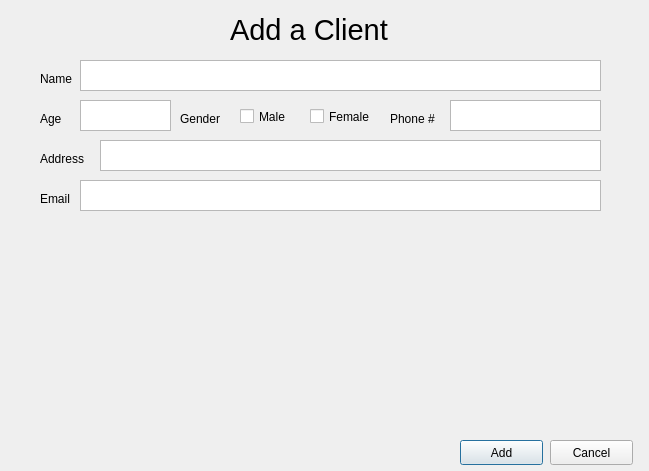
Above: addclientwindow.ui from DevonHope/Animal-Shelter-Registry-System before the change. Below: the same form after it.
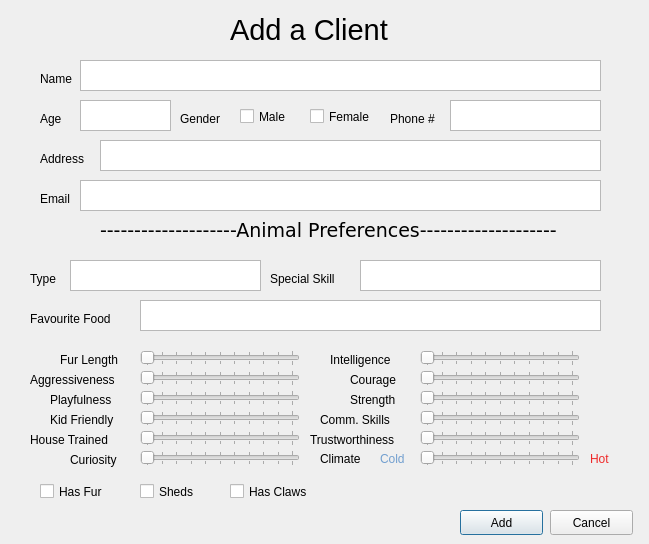
That is the form after the change.

Commit message: Added client preferences, and the editing of files; need to still restrict staff from editing a client's profile and to change architecture style to repository.

The edit to the form file:
```diff
--- a/addclientwindow.ui
+++ b/addclientwindow.ui
@@ -7,7 +7,7 @@
     <x>0</x>
     <y>0</y>
     <width>649</width>
-    <height>471</height>
+    <height>544</height>
    </rect>
   </property>
   <property name="windowTitle">
@@ -43,7 +43,7 @@
    <property name="geometry">
     <rect>
      <x>460</x>
-     <y>440</y>
+     <y>510</y>
      <width>83</width>
      <height>25</height>
     </rect>
@@ -56,7 +56,7 @@
    <property name="geometry">
     <rect>
      <x>550</x>
-     <y>440</y>
+     <y>510</y>
      <width>83</width>
      <height>25</height>
     </rect>
@@ -209,6 +209,738 @@
     <string/>
    </property>
   </widget>
+  <widget class="QLabel" name="label_23">
+   <property name="geometry">
+    <rect>
+     <x>380</x>
+     <y>450</y>
+     <width>31</width>
+     <height>17</height>
+    </rect>
+   </property>
+   <property name="styleSheet">
+    <string notr="true">color: rgb(114, 159, 207);</string>
+   </property>
+   <property name="text">
+    <string>Cold</string>
+   </property>
+  </widget>
+  <widget class="QLabel" name="label_17">
+   <property name="enabled">
+    <bool>true</bool>
+   </property>
+   <property name="geometry">
+    <rect>
+     <x>50</x>
+     <y>410</y>
+     <width>81</width>
+     <height>20</height>
+    </rect>
+   </property>
+   <property name="text">
+    <string>Kid Friendly</string>
+   </property>
+  </widget>
+  <widget class="QSlider" name="intSlider">
+   <property name="enabled">
+    <bool>true</bool>
+   </property>
+   <property name="geometry">
+    <rect>
+     <x>420</x>
+     <y>350</y>
+     <width>160</width>
+     <height>16</height>
+    </rect>
+   </property>
+   <property name="minimumSize">
+    <size>
+     <width>160</width>
+     <height>0</height>
+    </size>
+   </property>
+   <property name="maximum">
+    <number>10</number>
+   </property>
+   <property name="pageStep">
+    <number>5</number>
+   </property>
+   <property name="orientation">
+    <enum>Qt::Horizontal</enum>
+   </property>
+   <property name="tickPosition">
+    <enum>QSlider::TicksBothSides</enum>
+   </property>
+  </widget>
+  <widget class="QLabel" name="label_16">
+   <property name="enabled">
+    <bool>true</bool>
+   </property>
+   <property name="geometry">
+    <rect>
+     <x>350</x>
+     <y>390</y>
+     <width>81</width>
+     <height>20</height>
+    </rect>
+   </property>
+   <property name="text">
+    <string>Strength</string>
+   </property>
+  </widget>
+  <widget class="QLabel" name="label_24">
+   <property name="geometry">
+    <rect>
+     <x>590</x>
+     <y>450</y>
+     <width>31</width>
+     <height>17</height>
+    </rect>
+   </property>
+   <property name="styleSheet">
+    <string notr="true">color: rgb(239, 41, 41);</string>
+   </property>
+   <property name="text">
+    <string>Hot</string>
+   </property>
+  </widget>
+  <widget class="QLabel" name="label_14">
+   <property name="enabled">
+    <bool>true</bool>
+   </property>
+   <property name="geometry">
+    <rect>
+     <x>350</x>
+     <y>370</y>
+     <width>81</width>
+     <height>20</height>
+    </rect>
+   </property>
+   <property name="text">
+    <string>Courage</string>
+   </property>
+  </widget>
+  <widget class="QLabel" name="label_13">
+   <property name="enabled">
+    <bool>true</bool>
+   </property>
+   <property name="geometry">
+    <rect>
+     <x>30</x>
+     <y>370</y>
+     <width>101</width>
+     <height>20</height>
+    </rect>
+   </property>
+   <property name="text">
+    <string>Aggressiveness</string>
+   </property>
+  </widget>
+  <widget class="QPlainTextEdit" name="skillText">
+   <property name="enabled">
+    <bool>true</bool>
+   </property>
+   <property name="geometry">
+    <rect>
+     <x>360</x>
+     <y>260</y>
+     <width>241</width>
+     <height>31</height>
+    </rect>
+   </property>
+  </widget>
+  <widget class="QLabel" name="label_9">
+   <property name="enabled">
+    <bool>true</bool>
+   </property>
+   <property name="geometry">
+    <rect>
+     <x>270</x>
+     <y>270</y>
+     <width>81</width>
+     <height>17</height>
+    </rect>
+   </property>
+   <property name="text">
+    <string>Special Skill</string>
+   </property>
+  </widget>
+  <widget class="QLabel" name="label_8">
+   <property name="geometry">
+    <rect>
+     <x>320</x>
+     <y>450</y>
+     <width>51</width>
+     <height>17</height>
+    </rect>
+   </property>
+   <property name="text">
+    <string>Climate</string>
+   </property>
+  </widget>
+  <widget class="QLabel" name="label_10">
+   <property name="enabled">
+    <bool>true</bool>
+   </property>
+   <property name="geometry">
+    <rect>
+     <x>30</x>
+     <y>310</y>
+     <width>101</width>
+     <height>17</height>
+    </rect>
+   </property>
+   <property name="text">
+    <string>Favourite Food</string>
+   </property>
+  </widget>
+  <widget class="QCheckBox" name="furCheck">
+   <property name="geometry">
+    <rect>
+     <x>40</x>
+     <y>480</y>
+     <width>90</width>
+     <height>23</height>
+    </rect>
+   </property>
+   <property name="text">
+    <string>Has Fur</string>
+   </property>
+  </widget>
+  <widget class="QLabel" name="label_18">
+   <property name="enabled">
+    <bool>true</bool>
+   </property>
+   <property name="geometry">
+    <rect>
+     <x>320</x>
+     <y>410</y>
+     <width>141</width>
+     <height>20</height>
+    </rect>
+   </property>
+   <property name="text">
+    <string>Comm. Skills</string>
+   </property>
+  </widget>
+  <widget class="QLabel" name="label_20">
+   <property name="enabled">
+    <bool>true</bool>
+   </property>
+   <property name="geometry">
+    <rect>
+     <x>310</x>
+     <y>430</y>
+     <width>111</width>
+     <height>20</height>
+    </rect>
+   </property>
+   <property name="text">
+    <string>Trustworthiness</string>
+   </property>
+  </widget>
+  <widget class="QLabel" name="label_15">
+   <property name="enabled">
+    <bool>true</bool>
+   </property>
+   <property name="geometry">
+    <rect>
+     <x>50</x>
+     <y>390</y>
+     <width>91</width>
+     <height>20</height>
+    </rect>
+   </property>
+   <property name="text">
+    <string>Playfulness</string>
+   </property>
+  </widget>
+  <widget class="QLabel" name="label_21">
+   <property name="enabled">
+    <bool>true</bool>
+   </property>
+   <property name="geometry">
+    <rect>
+     <x>70</x>
+     <y>450</y>
+     <width>71</width>
+     <height>20</height>
+    </rect>
+   </property>
+   <property name="text">
+    <string>Curiosity</string>
+   </property>
+  </widget>
+  <widget class="QCheckBox" name="clawsCheck">
+   <property name="geometry">
+    <rect>
+     <x>230</x>
+     <y>480</y>
+     <width>90</width>
+     <height>23</height>
+    </rect>
+   </property>
+   <property name="text">
+    <string>Has Claws</string>
+   </property>
+  </widget>
+  <widget class="QCheckBox" name="shedsCheck">
+   <property name="geometry">
+    <rect>
+     <x>140</x>
+     <y>480</y>
+     <width>90</width>
+     <height>23</height>
+    </rect>
+   </property>
+   <property name="text">
+    <string>Sheds</string>
+   </property>
+  </widget>
+  <widget class="QSlider" name="furLenSlider">
+   <property name="enabled">
+    <bool>true</bool>
+   </property>
+   <property name="geometry">
+    <rect>
+     <x>140</x>
+     <y>350</y>
+     <width>160</width>
+     <height>16</height>
+    </rect>
+   </property>
+   <property name="minimumSize">
+    <size>
+     <width>160</width>
+     <height>0</height>
+    </size>
+   </property>
+   <property name="maximum">
+    <number>10</number>
+   </property>
+   <property name="pageStep">
+    <number>5</number>
+   </property>
+   <property name="orientation">
+    <enum>Qt::Horizontal</enum>
+   </property>
+   <property name="tickPosition">
+    <enum>QSlider::TicksBothSides</enum>
+   </property>
+  </widget>
+  <widget class="QSlider" name="aggressivenessSlider">
+   <property name="enabled">
+    <bool>true</bool>
+   </property>
+   <property name="geometry">
+    <rect>
+     <x>140</x>
+     <y>370</y>
+     <width>160</width>
+     <height>16</height>
+    </rect>
+   </property>
+   <property name="minimumSize">
+    <size>
+     <width>160</width>
+     <height>0</height>
+    </size>
+   </property>
+   <property name="maximum">
+    <number>10</number>
+   </property>
+   <property name="pageStep">
+    <number>5</number>
+   </property>
+   <property name="orientation">
+    <enum>Qt::Horizontal</enum>
+   </property>
+   <property name="tickPosition">
+    <enum>QSlider::TicksBothSides</enum>
+   </property>
+  </widget>
+  <widget class="QSlider" name="houseTrainedSlider">
+   <property name="enabled">
+    <bool>true</bool>
+   </property>
+   <property name="geometry">
+    <rect>
+     <x>140</x>
+     <y>430</y>
+     <width>160</width>
+     <height>16</height>
+    </rect>
+   </property>
+   <property name="minimumSize">
+    <size>
+     <width>160</width>
+     <height>0</height>
+    </size>
+   </property>
+   <property name="maximum">
+    <number>10</number>
+   </property>
+   <property name="pageStep">
+    <number>5</number>
+   </property>
+   <property name="orientation">
+    <enum>Qt::Horizontal</enum>
+   </property>
+   <property name="tickPosition">
+    <enum>QSlider::TicksBothSides</enum>
+   </property>
+  </widget>
+  <widget class="QSlider" name="climateSlider">
+   <property name="enabled">
+    <bool>true</bool>
+   </property>
+   <property name="geometry">
+    <rect>
+     <x>420</x>
+     <y>450</y>
+     <width>160</width>
+     <height>16</height>
+    </rect>
+   </property>
+   <property name="minimumSize">
+    <size>
+     <width>160</width>
+     <height>0</height>
+    </size>
+   </property>
+   <property name="maximum">
+    <number>10</number>
+   </property>
+   <property name="pageStep">
+    <number>5</number>
+   </property>
+   <property name="orientation">
+    <enum>Qt::Horizontal</enum>
+   </property>
+   <property name="tickPosition">
+    <enum>QSlider::TicksBothSides</enum>
+   </property>
+  </widget>
+  <widget class="QLabel" name="label_12">
+   <property name="enabled">
+    <bool>true</bool>
+   </property>
+   <property name="geometry">
+    <rect>
+     <x>330</x>
+     <y>350</y>
+     <width>81</width>
+     <height>20</height>
+    </rect>
+   </property>
+   <property name="text">
+    <string>Intelligence</string>
+   </property>
+  </widget>
+  <widget class="QSlider" name="trustSlider">
+   <property name="enabled">
+    <bool>true</bool>
+   </property>
+   <property name="geometry">
+    <rect>
+     <x>420</x>
+     <y>430</y>
+     <width>160</width>
+     <height>16</height>
+    </rect>
+   </property>
+   <property name="minimumSize">
+    <size>
+     <width>160</width>
+     <height>0</height>
+    </size>
+   </property>
+   <property name="maximum">
+    <number>10</number>
+   </property>
+   <property name="pageStep">
+    <number>5</number>
+   </property>
+   <property name="orientation">
+    <enum>Qt::Horizontal</enum>
+   </property>
+   <property name="tickPosition">
+    <enum>QSlider::TicksBothSides</enum>
+   </property>
+  </widget>
+  <widget class="QLabel" name="label_11">
+   <property name="enabled">
+    <bool>true</bool>
+   </property>
+   <property name="geometry">
+    <rect>
+     <x>60</x>
+     <y>350</y>
+     <width>71</width>
+     <height>20</height>
+    </rect>
+   </property>
+   <property name="text">
+    <string>Fur Length</string>
+   </property>
+  </widget>
+  <widget class="QSlider" name="kidFriendlySlider">
+   <property name="enabled">
+    <bool>true</bool>
+   </property>
+   <property name="geometry">
+    <rect>
+     <x>140</x>
+     <y>410</y>
+     <width>160</width>
+     <height>16</height>
+    </rect>
+   </property>
+   <property name="minimumSize">
+    <size>
+     <width>160</width>
+     <height>0</height>
+    </size>
+   </property>
+   <property name="maximum">
+    <number>10</number>
+   </property>
+   <property name="pageStep">
+    <number>5</number>
+   </property>
+   <property name="orientation">
+    <enum>Qt::Horizontal</enum>
+   </property>
+   <property name="tickPosition">
+    <enum>QSlider::TicksBothSides</enum>
+   </property>
+  </widget>
+  <widget class="QSlider" name="curiositySlider">
+   <property name="enabled">
+    <bool>true</bool>
+   </property>
+   <property name="geometry">
+    <rect>
+     <x>140</x>
+     <y>450</y>
+     <width>160</width>
+     <height>16</height>
+    </rect>
+   </property>
+   <property name="minimumSize">
+    <size>
+     <width>160</width>
+     <height>0</height>
+    </size>
+   </property>
+   <property name="maximum">
+    <number>10</number>
+   </property>
+   <property name="pageStep">
+    <number>5</number>
+   </property>
+   <property name="orientation">
+    <enum>Qt::Horizontal</enum>
+   </property>
+   <property name="tickPosition">
+    <enum>QSlider::TicksBothSides</enum>
+   </property>
+  </widget>
+  <widget class="QSlider" name="courageSlider">
+   <property name="enabled">
+    <bool>true</bool>
+   </property>
+   <property name="geometry">
+    <rect>
+     <x>420</x>
+     <y>370</y>
+     <width>160</width>
+     <height>16</height>
+    </rect>
+   </property>
+   <property name="minimumSize">
+    <size>
+     <width>160</width>
+     <height>0</height>
+    </size>
+   </property>
+   <property name="maximum">
+    <number>10</number>
+   </property>
+   <property name="pageStep">
+    <number>5</number>
+   </property>
+   <property name="orientation">
+    <enum>Qt::Horizontal</enum>
+   </property>
+   <property name="tickPosition">
+    <enum>QSlider::TicksBothSides</enum>
+   </property>
+  </widget>
+  <widget class="QSlider" name="strSlider">
+   <property name="enabled">
+    <bool>true</bool>
+   </property>
+   <property name="geometry">
+    <rect>
+     <x>420</x>
+     <y>390</y>
+     <width>160</width>
+     <height>16</height>
+    </rect>
+   </property>
+   <property name="minimumSize">
+    <size>
+     <width>160</width>
+     <height>0</height>
+    </size>
+   </property>
+   <property name="maximum">
+    <number>10</number>
+   </property>
+   <property name="pageStep">
+    <number>5</number>
+   </property>
+   <property name="orientation">
+    <enum>Qt::Horizontal</enum>
+   </property>
+   <property name="tickPosition">
+    <enum>QSlider::TicksBothSides</enum>
+   </property>
+  </widget>
+  <widget class="QPlainTextEdit" name="favFoodText">
+   <property name="enabled">
+    <bool>true</bool>
+   </property>
+   <property name="geometry">
+    <rect>
+     <x>140</x>
+     <y>300</y>
+     <width>461</width>
+     <height>31</height>
+    </rect>
+   </property>
+  </widget>
+  <widget class="QSlider" name="playfulSlider">
+   <property name="enabled">
+    <bool>true</bool>
+   </property>
+   <property name="geometry">
+    <rect>
+     <x>140</x>
+     <y>390</y>
+     <width>160</width>
+     <height>16</height>
+    </rect>
+   </property>
+   <property name="minimumSize">
+    <size>
+     <width>160</width>
+     <height>0</height>
+    </size>
+   </property>
+   <property name="maximum">
+    <number>10</number>
+   </property>
+   <property name="pageStep">
+    <number>5</number>
+   </property>
+   <property name="orientation">
+    <enum>Qt::Horizontal</enum>
+   </property>
+   <property name="tickPosition">
+    <enum>QSlider::TicksBothSides</enum>
+   </property>
+  </widget>
+  <widget class="QSlider" name="commSlider">
+   <property name="enabled">
+    <bool>true</bool>
+   </property>
+   <property name="geometry">
+    <rect>
+     <x>420</x>
+     <y>410</y>
+     <width>160</width>
+     <height>16</height>
+    </rect>
+   </property>
+   <property name="minimumSize">
+    <size>
+     <width>160</width>
+     <height>0</height>
+    </size>
+   </property>
+   <property name="maximum">
+    <number>10</number>
+   </property>
+   <property name="pageStep">
+    <number>5</number>
+   </property>
+   <property name="orientation">
+    <enum>Qt::Horizontal</enum>
+   </property>
+   <property name="tickPosition">
+    <enum>QSlider::TicksBothSides</enum>
+   </property>
+  </widget>
+  <widget class="QLabel" name="label_19">
+   <property name="enabled">
+    <bool>true</bool>
+   </property>
+   <property name="geometry">
+    <rect>
+     <x>30</x>
+     <y>430</y>
+     <width>101</width>
+     <height>20</height>
+    </rect>
+   </property>
+   <property name="text">
+    <string>House Trained</string>
+   </property>
+  </widget>
+  <widget class="QLabel" name="label_7">
+   <property name="geometry">
+    <rect>
+     <x>100</x>
+     <y>210</y>
+     <width>461</width>
+     <height>41</height>
+    </rect>
+   </property>
+   <property name="font">
+    <font>
+     <family>DejaVu Sans</family>
+     <pointsize>14</pointsize>
+    </font>
+   </property>
+   <property name="text">
+    <string>--------------------Animal Preferences--------------------</string>
+   </property>
+  </widget>
+  <widget class="QPlainTextEdit" name="typeText">
+   <property name="geometry">
+    <rect>
+     <x>70</x>
+     <y>260</y>
+     <width>191</width>
+     <height>31</height>
+    </rect>
+   </property>
+  </widget>
+  <widget class="QLabel" name="label_25">
+   <property name="geometry">
+    <rect>
+     <x>30</x>
+     <y>270</y>
+     <width>64</width>
+     <height>17</height>
+    </rect>
+   </property>
+   <property name="text">
+    <string>Type</string>
+   </property>
+  </widget>
  </widget>
  <resources/>
  <connections/>
```
The commit also changes 11 other files.
